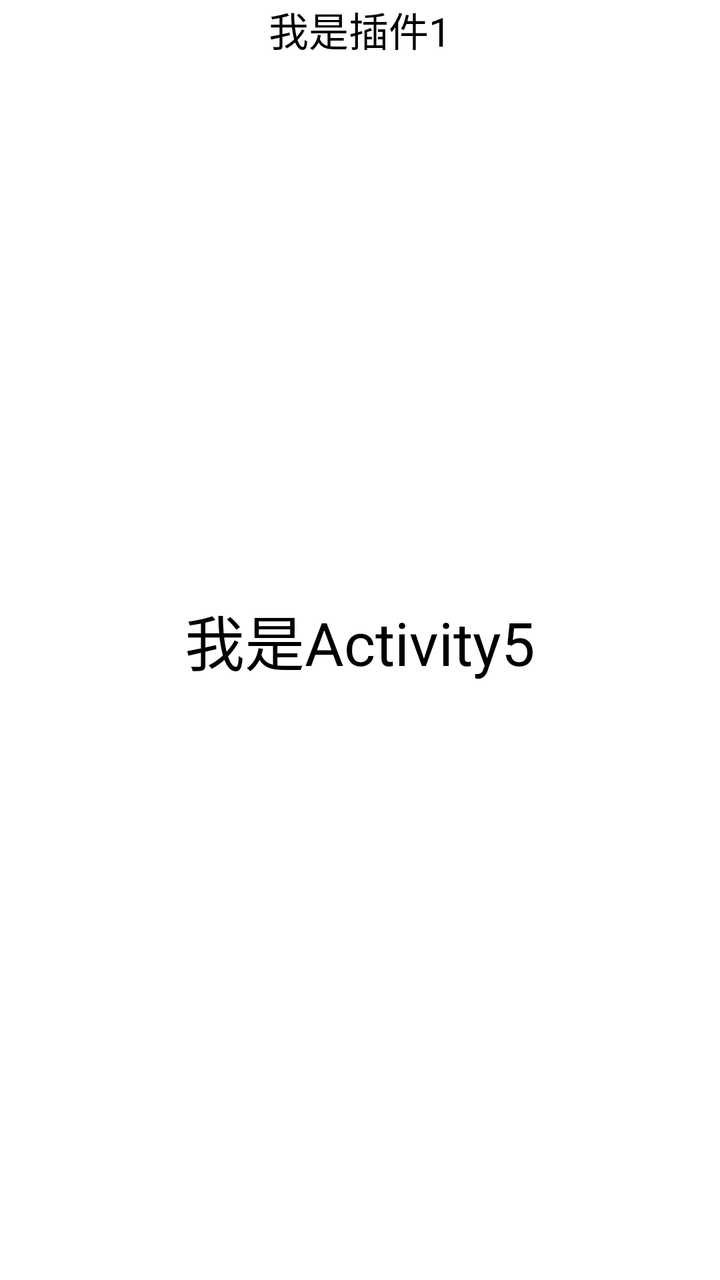
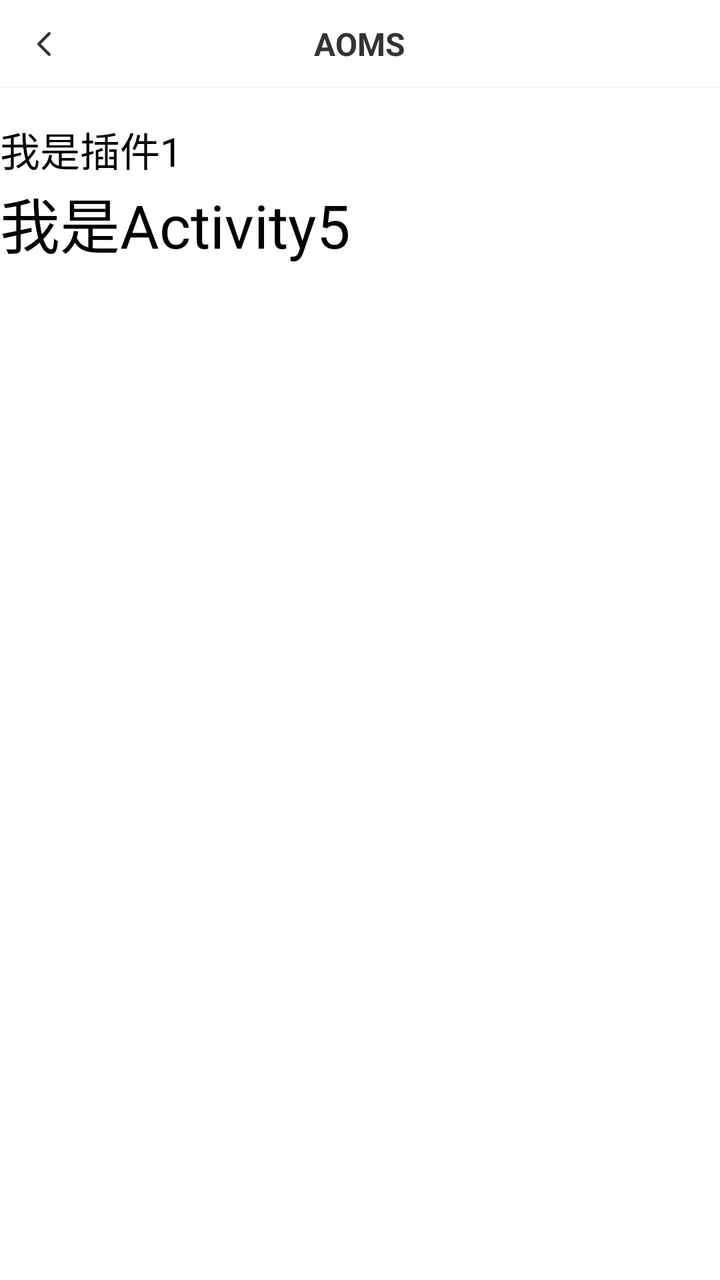

Compare the two renders of this Android layout. The source of the first and the diff that turns it into the second are given below.
<!-- AndroidManifest.xml: application theme Theme.AppCompat.NoActionBar -->
<!-- res/layout/acticity_main5.xml -->
<?xml version="1.0" encoding="utf-8"?>
<RelativeLayout xmlns:android="http://schemas.android.com/apk/res/android"
    android:layout_width="match_parent"
    android:background="#FFFFFF"
    android:layout_height="match_parent">

    <TextView
        android:layout_width="wrap_content"
        android:layout_height="wrap_content"
        android:textColor="#000000"
        android:layout_centerHorizontal="true"
        android:textSize="20sp"
        android:text="我是插件1" />

    <TextView
        android:layout_width="wrap_content"
        android:text="我是Activity5"
        android:textColor="#000000"
        android:textSize="30sp"
        android:layout_centerInParent="true"
        android:layout_height="wrap_content"/>

</RelativeLayout>
<!-- resources referenced by this layout -->
<resources>

</resources>

<!-- the commit's change to res/layout/acticity_main5.xml (unified diff, before → after) -->
@@ -4,20 +4,74 @@
     android:background="#FFFFFF"
     android:layout_height="match_parent">
 
-    <TextView
-        android:layout_width="wrap_content"
+    <include layout="@layout/app_bar"/>
+
+    <LinearLayout
+        android:layout_width="match_parent"
         android:layout_height="wrap_content"
-        android:textColor="#000000"
-        android:layout_centerHorizontal="true"
-        android:textSize="20sp"
-        android:text="我是插件1" />
+        android:layout_marginTop="60dp"
+        android:orientation="vertical">
+
+        <TextView
+            android:layout_width="wrap_content"
+            android:layout_height="wrap_content"
+            android:textColor="#000000"
+            android:layout_centerHorizontal="true"
+            android:textSize="20sp"
+            android:text="我是插件1" />
+
+        <TextView
+            android:layout_width="wrap_content"
+            android:text="我是Activity5"
+            android:textColor="#000000"
+            android:textSize="30sp"
+            android:layout_centerInParent="true"
+            android:layout_height="wrap_content"/>
+
+    </LinearLayout>
+
+</RelativeLayout>
+<!-- res/layout/app_bar.xml (included above) -->
+<?xml version="1.0" encoding="utf-8"?>
+<RelativeLayout xmlns:android="http://schemas.android.com/apk/res/android"
+    android:layout_width="match_parent"
+    android:layout_height="44dp">
+
+    <ImageView
+        android:id="@+id/img_back"
+        android:layout_width="44dp"
+        android:src="@mipmap/back_black"
+        android:scaleType="center"
+        android:layout_height="44dp"/>
 
     <TextView
+        android:id="@+id/tv_title"
         android:layout_width="wrap_content"
-        android:text="我是Activity5"
-        android:textColor="#000000"
-        android:textSize="30sp"
-        android:layout_centerInParent="true"
-        android:layout_height="wrap_content"/>
+        android:layout_height="44dp"
+        android:layout_centerHorizontal="true"
+        android:gravity="center"
+        android:text="AOMS"
+        android:textStyle="bold"
+        android:textColor="#333333"
+        android:textSize="16sp" />
+
+    <TextView
+        android:id="@+id/tv_right"
+        android:visibility="gone"
+        android:layout_width="wrap_content"
+        android:layout_height="44dp"
+        android:layout_alignParentRight="true"
+        android:paddingHorizontal="12dp"
+        android:gravity="center"
+        android:text="编辑"
+        android:textColor="#333333"
+        android:textSize="16sp" />
+
+
+    <View
+        android:layout_width="match_parent"
+        android:background="#F5F5F5"
+        android:layout_alignParentBottom="true"
+        android:layout_height="0.5dp"/>
 
 </RelativeLayout>
<!-- resource entries referenced after the edit -->
@@ -1,5 +1,5 @@
 <!-- resources referenced by this layout -->
 <resources>
-
+  <!-- mipmap back_black: png bitmap (mipmap-xxxhdpi, 666 bytes) -->
 </resources>
 
